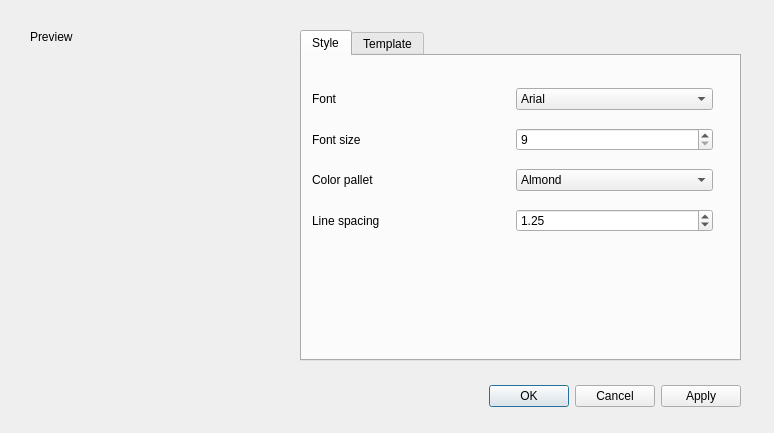
The window that qt-ui/templateedit.ui (subsurface/subsurface) describes before a commit, drawn with Qt 5.
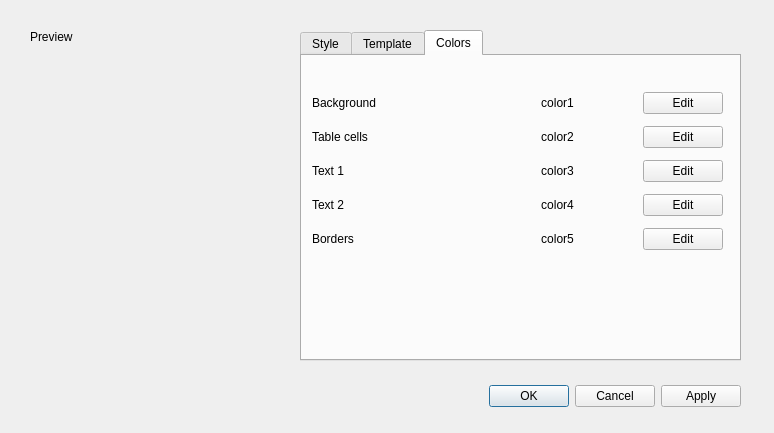
The same window after the commit.

Commit message:
Printing: add colors tab to edit window
Select custom colors for print templates, by default there are
five colors that can be used dynamically in prints.

```diff
--- a/qt-ui/templateedit.ui
+++ b/qt-ui/templateedit.ui
@@ -39,7 +39,7 @@
     </rect>
    </property>
    <property name="currentIndex">
-    <number>0</number>
+    <number>2</number>
    </property>
    <widget class="QWidget" name="style">
     <attribute name="title">
@@ -187,6 +187,223 @@
      </property>
     </widget>
    </widget>
+   <widget class="QWidget" name="color_tab">
+    <attribute name="title">
+     <string>Colors</string>
+    </attribute>
+    <widget class="QWidget" name="verticalLayoutWidget_2">
+     <property name="geometry">
+      <rect>
+       <x>10</x>
+       <y>30</y>
+       <width>411</width>
+       <height>171</height>
+      </rect>
+     </property>
+     <layout class="QVBoxLayout" name="verticalLayout_2">
+      <item>
+       <layout class="QHBoxLayout" name="horizontalLayout_5">
+        <item>
+         <widget class="QLabel" name="label_3">
+          <property name="sizePolicy">
+           <sizepolicy hsizetype="MinimumExpanding" vsizetype="Preferred">
+            <horstretch>0</horstretch>
+            <verstretch>0</verstretch>
+           </sizepolicy>
+          </property>
+          <property name="text">
+           <string>Background</string>
+          </property>
+         </widget>
+        </item>
+        <item>
+         <widget class="QLabel" name="colorLable1">
+          <property name="sizePolicy">
+           <sizepolicy hsizetype="MinimumExpanding" vsizetype="Preferred">
+            <horstretch>0</horstretch>
+            <verstretch>0</verstretch>
+           </sizepolicy>
+          </property>
+          <property name="text">
+           <string>color1</string>
+          </property>
+          <property name="alignment">
+           <set>Qt::AlignCenter</set>
+          </property>
+         </widget>
+        </item>
+        <item>
+         <widget class="QPushButton" name="editButton1">
+          <property name="text">
+           <string>Edit</string>
+          </property>
+         </widget>
+        </item>
+       </layout>
+      </item>
+      <item>
+       <layout class="QHBoxLayout" name="horizontalLayout_8">
+        <item>
+         <widget class="QLabel" name="label_9">
+          <property name="sizePolicy">
+           <sizepolicy hsizetype="MinimumExpanding" vsizetype="Preferred">
+            <horstretch>0</horstretch>
+            <verstretch>0</verstretch>
+           </sizepolicy>
+          </property>
+          <property name="text">
+           <string>Table cells</string>
+          </property>
+         </widget>
+        </item>
+        <item>
+         <widget class="QLabel" name="colorLable2">
+          <property name="sizePolicy">
+           <sizepolicy hsizetype="MinimumExpanding" vsizetype="Preferred">
+            <horstretch>0</horstretch>
+            <verstretch>0</verstretch>
+           </sizepolicy>
+          </property>
+          <property name="text">
+           <string>color2</string>
+          </property>
+          <property name="alignment">
+           <set>Qt::AlignCenter</set>
+          </property>
+         </widget>
+        </item>
+        <item>
+         <widget class="QPushButton" name="editButton2">
+          <property name="text">
+           <string>Edit</string>
+          </property>
+         </widget>
+        </item>
+       </layout>
+      </item>
+      <item>
+       <layout class="QHBoxLayout" name="horizontalLayout_7">
+        <item>
+         <widget class="QLabel" name="label_7">
+          <property name="sizePolicy">
+           <sizepolicy hsizetype="MinimumExpanding" vsizetype="Preferred">
+            <horstretch>0</horstretch>
+            <verstretch>0</verstretch>
+           </sizepolicy>
+          </property>
+          <property name="text">
+           <string>Text 1</string>
+          </property>
+         </widget>
+        </item>
+        <item>
+         <widget class="QLabel" name="colorLable3">
+          <property name="sizePolicy">
+           <sizepolicy hsizetype="MinimumExpanding" vsizetype="Preferred">
+            <horstretch>0</horstretch>
+            <verstretch>0</verstretch>
+           </sizepolicy>
+          </property>
+          <property name="text">
+           <string>color3</string>
+          </property>
+          <property name="alignment">
+           <set>Qt::AlignCenter</set>
+          </property>
+         </widget>
+        </item>
+        <item>
+         <widget class="QPushButton" name="editButton3">
+          <property name="text">
+           <string>Edit</string>
+          </property>
+         </widget>
+        </item>
+       </layout>
+      </item>
+      <item>
+       <layout class="QHBoxLayout" name="horizontalLayout_9">
+        <item>
+         <widget class="QLabel" name="label_11">
+          <property name="sizePolicy">
+           <sizepolicy hsizetype="MinimumExpanding" vsizetype="Preferred">
+            <horstretch>0</horstretch>
+            <verstretch>0</verstretch>
+           </sizepolicy>
+          </property>
+          <property name="text">
+           <string>Text 2</string>
+          </property>
+         </widget>
+        </item>
+        <item>
+         <widget class="QLabel" name="colorLable4">
+          <property name="sizePolicy">
+           <sizepolicy hsizetype="MinimumExpanding" vsizetype="Preferred">
+            <horstretch>0</horstretch>
+            <verstretch>0</verstretch>
+           </sizepolicy>
+          </property>
+          <property name="text">
+           <string>color4</string>
+          </property>
+          <property name="alignment">
+           <set>Qt::AlignCenter</set>
+          </property>
+         </widget>
+        </item>
+        <item>
+         <widget class="QPushButton" name="editButton4">
+          <property name="text">
+           <string>Edit</string>
+          </property>
+         </widget>
+        </item>
+       </layout>
+      </item>
+      <item>
+       <layout class="QHBoxLayout" name="horizontalLayout_6">
+        <item>
+         <widget class="QLabel" name="label_4">
+          <property name="sizePolicy">
+           <sizepolicy hsizetype="MinimumExpanding" vsizetype="Preferred">
+            <horstretch>0</horstretch>
+            <verstretch>0</verstretch>
+           </sizepolicy>
+          </property>
+          <property name="text">
+           <string>Borders</string>
+          </property>
+         </widget>
+        </item>
+        <item>
+         <widget class="QLabel" name="colorLable5">
+          <property name="sizePolicy">
+           <sizepolicy hsizetype="MinimumExpanding" vsizetype="Preferred">
+            <horstretch>0</horstretch>
+            <verstretch>0</verstretch>
+           </sizepolicy>
+          </property>
+          <property name="text">
+           <string>color5</string>
+          </property>
+          <property name="alignment">
+           <set>Qt::AlignCenter</set>
+          </property>
+         </widget>
+        </item>
+        <item>
+         <widget class="QPushButton" name="editButton5">
+          <property name="text">
+           <string>Edit</string>
+          </property>
+         </widget>
+        </item>
+       </layout>
+      </item>
+     </layout>
+    </widget>
+   </widget>
   </widget>
   <widget class="QLabel" name="label_5">
    <property name="geometry">
```
